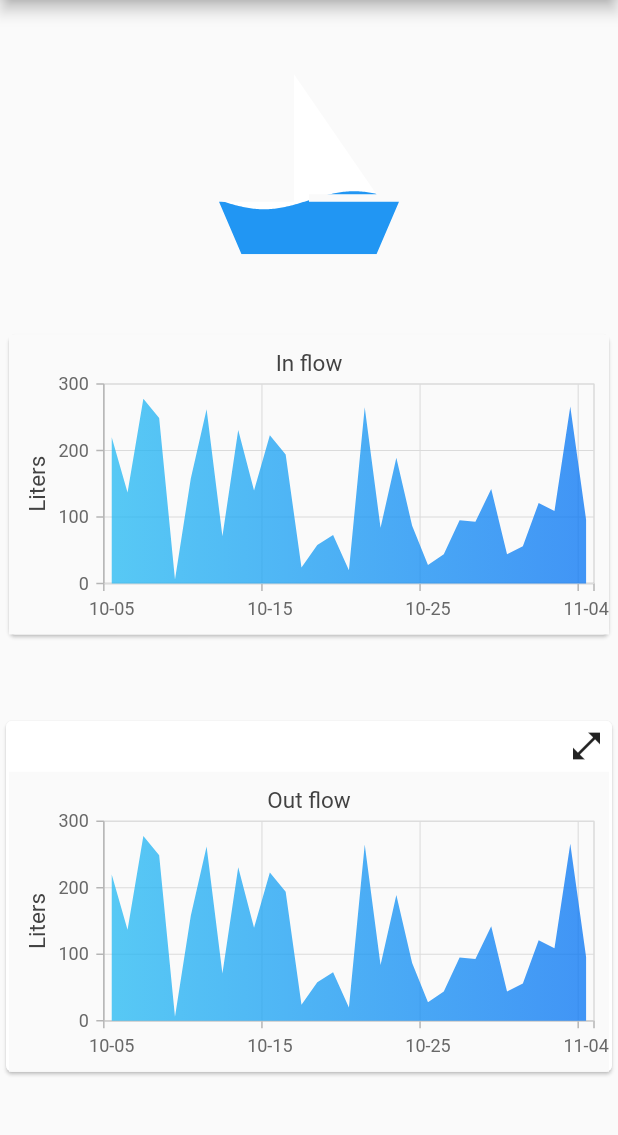
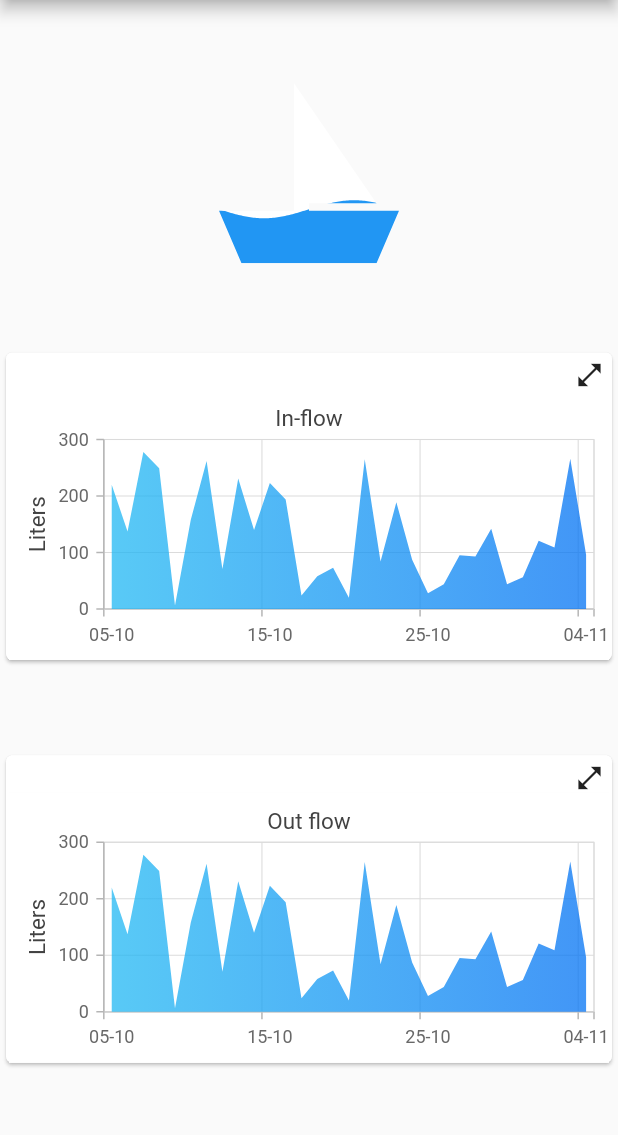
Before and after one commit to Night-Fury2-0/tank_full_app, a Flutter app: the screen it shows after launch, on a phone screen of 412 x 824 dp, the part 84-1219 px from its top. Run offline on Flutter 3.47's test engine with Material 2 defaults, Android fonts, the phone set to English and light mode, and no system bars; our stand-ins replace carousel_slider, getwidget, liquid_progress_indicator, pdf, printing, syncfusion_flutter_charts.

Commit message:
Functional Full view graph page

```diff
--- a/lib/graph_data.dart
+++ b/lib/graph_data.dart
@@ -12,7 +12,7 @@ List<GraphData> getdata() {
     //Gets current day
     var now = DateTime.now();
     //Formats the data to Month-Day
-    var formatter = DateFormat('MM-dd');
+    var formatter = DateFormat('dd-MM');
     //Gets past 30 days using 'i'
     var date = DateTime(now.year, now.month, now.day - i);
 
--- a/lib/help_screen.dart
+++ b/lib/help_screen.dart
@@ -6,6 +6,7 @@ import 'package:getwidget/getwidget.dart';
 class HelpScreen extends StatefulWidget {
   const HelpScreen({super.key});
 
+  //Contains the list of all images to be used in the help page
   static List<String> imageList = [
     'assets/images/test1.jpg',
     'assets/images/test2.jpg',
@@ -19,14 +20,16 @@ class HelpScreen extends StatefulWidget {
 class _HelpScreenState extends State<HelpScreen> {
   @override
   Widget build(BuildContext context) {
+    //Finds the height of the page to be used for the Carousel height
+    //Minus 25 just to avoid any pixel overflow errors
     final double height = (MediaQuery.of(context).size.height) - 25;
 
     return Scaffold(
-      //drawer: NavBar(),
       appBar: AppBar(
         title: const Text('Help'),
       ),
       body: Center(
+        //This is the main widget for the carousel
         child: GFCarousel(
           height: height,
           hasPagination: true,
--- a/lib/line_chart.dart
+++ b/lib/line_chart.dart
@@ -4,6 +4,7 @@ import 'package:flutter/src/widgets/container.dart';
 import 'package:flutter/src/widgets/framework.dart';
 import 'package:syncfusion_flutter_charts/charts.dart';
 import 'graph_data.dart';
+import 'package:flutter/services.dart';
 
 //This is the statefull widget class
 //Extends means we're inheriting from the StateFulWifget class
@@ -29,8 +30,16 @@ class _GraphState extends State<Graph> {
     //Returns a widget. So when we use the Graph widget, it returns Containe, along with whatever is in there
     return Scaffold(
         body: SfCartesianChart(
+            backgroundColor: Colors.white,
+            tooltipBehavior: TooltipBehavior(enable: true, header: 'Liters'),
+            zoomPanBehavior: ZoomPanBehavior(
+              enableMouseWheelZooming: true,
+              enablePinching: true,
+              zoomMode: ZoomMode.x,
+              enablePanning: true,
+            ),
             primaryXAxis: CategoryAxis(),
-            primaryYAxis: CategoryAxis(
+            primaryYAxis: NumericAxis(
                 title: AxisTitle(text: "Liters")), //what does this do?
             title: ChartTitle(
                 text: widget
@@ -49,11 +58,25 @@ class _GraphState extends State<Graph> {
   }
 }
 
-class GraphFullView extends StatelessWidget {
+class GraphFullView extends StatefulWidget {
   const GraphFullView({this.minigraph});
   final Widget? minigraph;
 
   @override
+  State<GraphFullView> createState() => _GraphFullViewState();
+}
+
+class _GraphFullViewState extends State<GraphFullView> {
+  @override
+  void initState() {
+    //this forces the full view graph to landscape mode
+    super.initState();
+    SystemChrome.setPreferredOrientations([
+      DeviceOrientation.landscapeRight,
+      DeviceOrientation.landscapeLeft,
+    ]);
+  }
+
   Widget build(BuildContext context) {
     return Scaffold(
       resizeToAvoidBottomInset: false,
@@ -61,9 +84,21 @@ class GraphFullView extends StatelessWidget {
         title: const Text('Full View'),
       ),
       body: Container(
-        child: minigraph,
+        child: widget.minigraph,
       ),
     );
+  }
+
+  @override
+  dispose() {
+    //THis returns the app to portrait mode after exiting full view graph
+    SystemChrome.setPreferredOrientations([
+      DeviceOrientation.landscapeRight,
+      DeviceOrientation.landscapeLeft,
+      DeviceOrientation.portraitUp,
+      DeviceOrientation.portraitDown,
+    ]);
+    super.dispose();
   }
 }
 
--- a/lib/main.dart
+++ b/lib/main.dart
@@ -189,41 +189,68 @@ class _MyHomePageState extends State<MyHomePage> {
             //*******************************************************************************************************************************************
 
             //Graph code goes here**********************************************************************************************************************
-            const Card(
-              child: SizedBox(
-                  height: 200,
-                  width: 400,
-                  child: Graph(
-                    graphTitle: 'In flow',
-                  )),
-            ),
             Card(
+                color: Colors.white,
                 child: Column(
                   children: [
                     InkWell(
                       splashColor: Colors.grey.withOpacity(0.4),
                       onTap: () {
-                    onTapExpand(context, Graph(graphTitle: 'Out flow'));
+                        onTapExpand(context, Graph(graphTitle: 'In-flow'));
                       },
                       child: Padding(
-                    padding: const EdgeInsets.fromLTRB(10, 5, 10, 5),
+                        padding: const EdgeInsets.fromLTRB(10, 5, 10, 0),
                         child: Row(
                             mainAxisAlignment: MainAxisAlignment.end,
                             children: <Widget>[
                               Container(
-                            height: 24,
-                            width: 24,
+                                height: 20,
+                                width: 20,
                                 color: Colors.transparent,
                                 child: const Padding(
                                   padding: EdgeInsets.fromLTRB(5, 0, 5, 5),
-                              child: Icon(Icons.open_in_full),
+                                  child: Icon(Icons.open_in_full, size: 20),
                                 ),
                               ),
                             ]),
                       ),
                     ),
-                SizedBox(
-                    height: 200,
+                    const SizedBox(
+                        height: 180,
+                        width: 400,
+                        child: Graph(
+                          graphTitle: 'In-flow',
+                        )),
+                  ],
+                )),
+            Card(
+                color: Colors.white,
+                child: Column(
+                  children: [
+                    InkWell(
+                      splashColor: Colors.grey.withOpacity(0.4),
+                      onTap: () {
+                        onTapExpand(context, Graph(graphTitle: 'Out-flow'));
+                      },
+                      child: Padding(
+                        padding: const EdgeInsets.fromLTRB(10, 5, 10, 0),
+                        child: Row(
+                            mainAxisAlignment: MainAxisAlignment.end,
+                            children: <Widget>[
+                              Container(
+                                height: 20,
+                                width: 20,
+                                color: Colors.transparent,
+                                child: const Padding(
+                                  padding: EdgeInsets.fromLTRB(5, 0, 5, 5),
+                                  child: Icon(Icons.open_in_full, size: 20),
+                                ),
+                              ),
+                            ]),
+                      ),
+                    ),
+                    const SizedBox(
+                        height: 180,
                         width: 400,
                         child: Graph(
                           graphTitle: 'Out flow',
```
Lines whose indentation alone changed are shown as unchanged.
